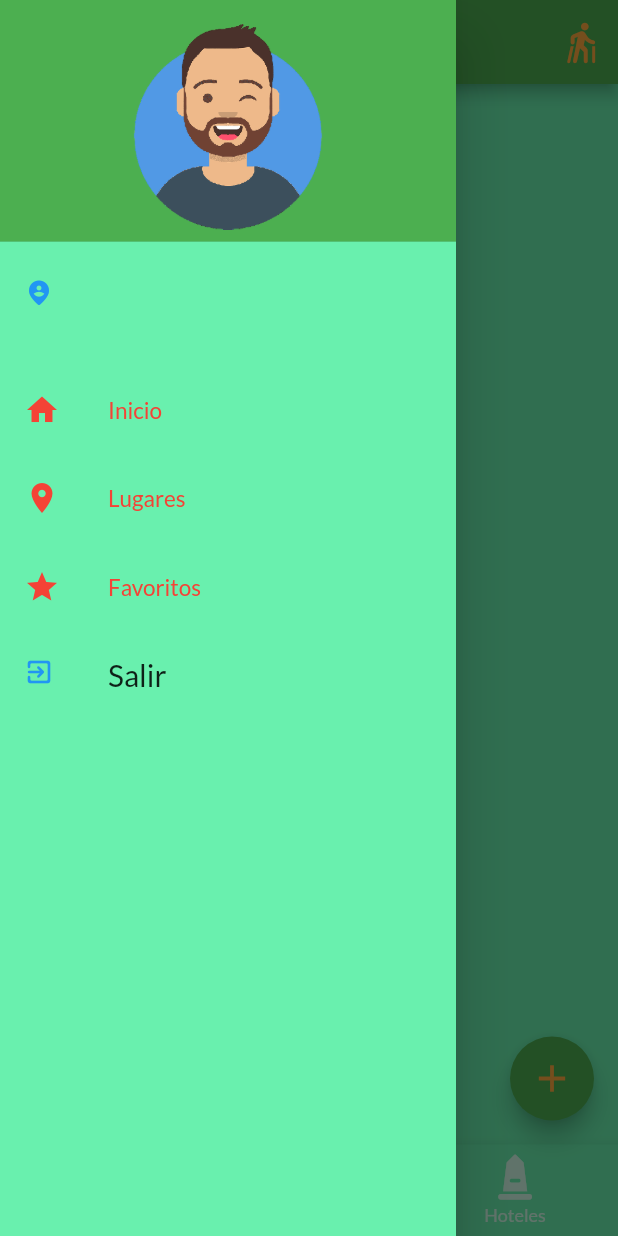
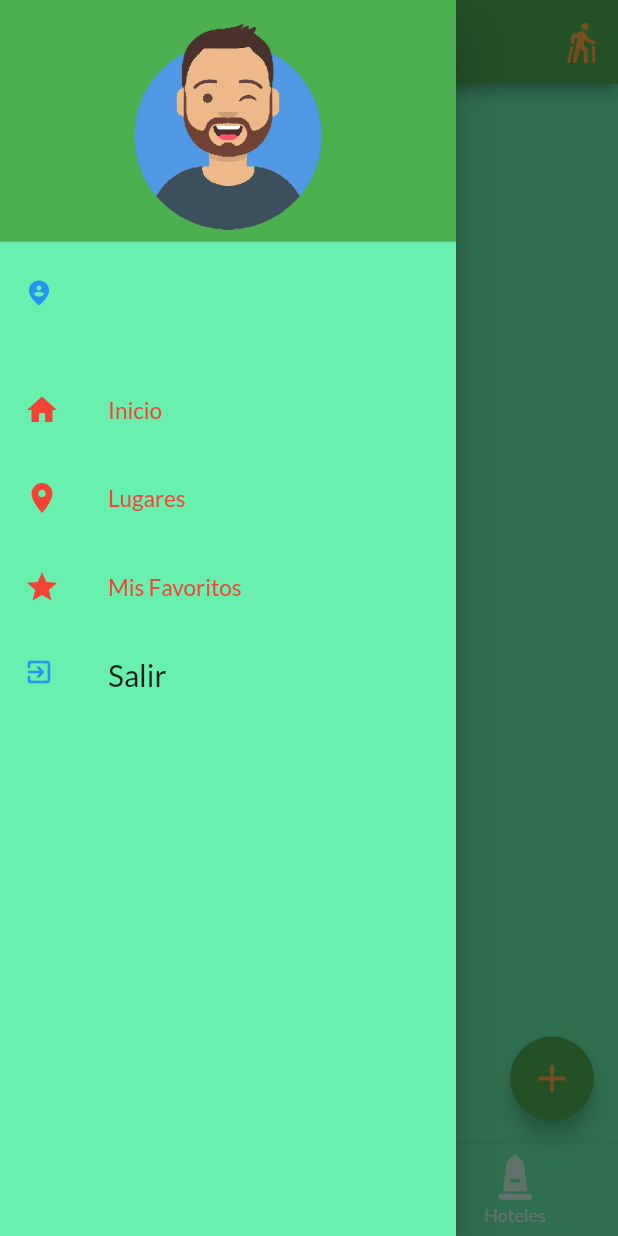
Before and after one commit to Thiago93z/TravelAppMobile, a Flutter app: the HomePage screen opened directly, with the side drawer open, on a phone screen of 412 x 824 dp. Run offline on Flutter 3.47's test engine with Material 2 defaults, Android fonts, the phone set to English and light mode, and no system bars; our stand-ins replace accordion, cloud_firestore, firebase_auth, firebase_core, flutter_rating_bar, font_awesome_flutter and 1 more; accounts and stored records are empty.

Commit message:
sprint 3

```diff
--- a/lib/views/menu_page.dart
+++ b/lib/views/menu_page.dart
@@ -85,7 +85,8 @@ class MenuPage extends StatelessWidget {
               ),
               ListTile(
                 iconColor: Colors.red,
-                title: const Text('Favoritos', style: TextStyle(fontSize: 15)),
+                title:
+                    const Text('Mis Favoritos', style: TextStyle(fontSize: 15)),
                 leading: const Icon(Icons.star),
                 textColor: Colors.red,
                 onTap: () {
```
